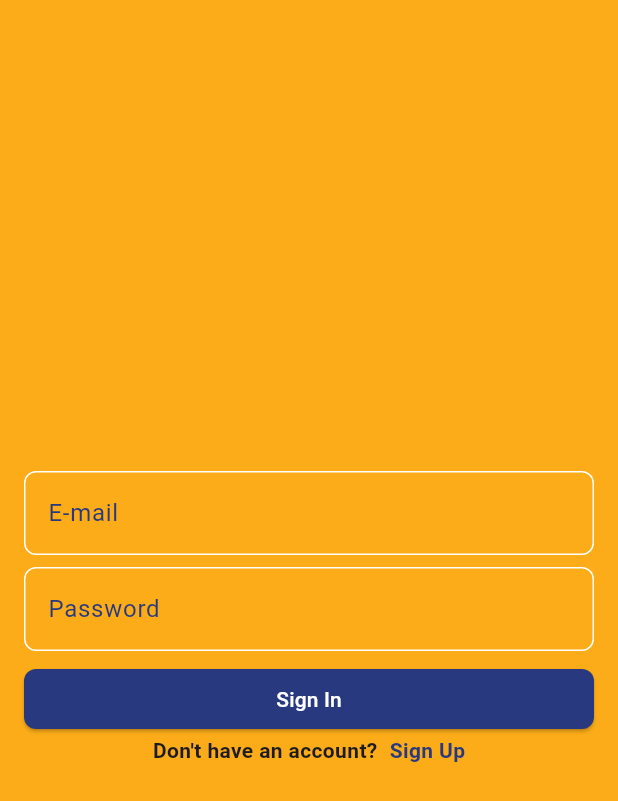
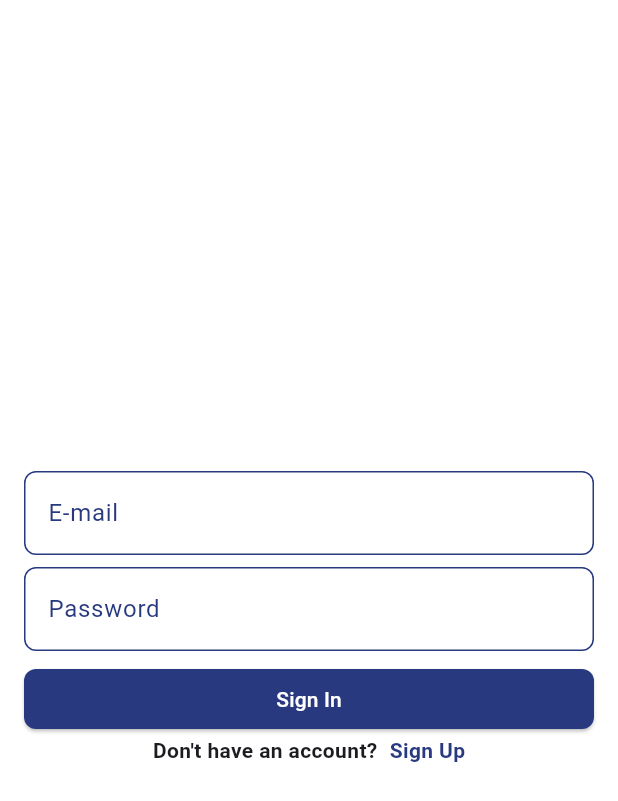
Before and after one commit to alimuratkalayci/airlogbook-app-flutter, a Flutter app: the screen it shows once a user with an empty profile is signed in, item 5 of the bottom bar chosen, after a tap on "Sign Out", on a phone screen of 412 x 824 dp. Shown: the top 801 px of the screen. Run offline on Flutter 3.47's test engine with Material 3 defaults, Android fonts, the light colour scheme and no system bars; our stand-ins replace carousel_slider, cloud_firestore, firebase_auth, firebase_core, firebase_storage, image_picker and 2 more; accounts and stored records are empty; generated files the repository leaves out were written again; network calls fail.

Commit message:
welcome screen added, some comments lines deleted and needed upgrades done.

```diff
--- a/lib/features/giveaway_page.dart
+++ b/lib/features/giveaway_page.dart
@@ -14,7 +14,6 @@ class GiveawayPage extends StatelessWidget {
       body: StreamBuilder<QuerySnapshot>(
         stream: FirebaseFirestore.instance
             .collection('giveaways')
-            .where('status', isEqualTo: 'active')
             .snapshots(),
         builder: (context, snapshot) {
           if (snapshot.connectionState == ConnectionState.waiting) {
--- a/lib/features/settings_page/settings_page.dart
+++ b/lib/features/settings_page/settings_page.dart
@@ -1,5 +1,5 @@
 import 'package:coin_go/features/settings_page/add_giveaway/add_giveaway_page.dart';
-import 'package:coin_go/features/sign_in_page.dart';
+import 'package:coin_go/features/sign_in_page/sign_in_page.dart';
 import 'package:coin_go/theme/theme.dart';
 import 'package:firebase_auth/firebase_auth.dart';
 import 'package:flutter/material.dart';
--- a/lib/features/sign_in_page.dart
+++ b/lib/features/sign_in_page/sign_in_page.dart
@@ -1,7 +1,7 @@
 import 'package:coin_go/features/sign_up_page.dart';
 import 'package:flutter/material.dart';
 import 'package:firebase_auth/firebase_auth.dart';
-import '../root_screen.dart';
+import '../../root_screen.dart';
 
 
 class SignInPage extends StatefulWidget {
@@ -47,7 +47,7 @@ class _SignInPageState extends State<SignInPage> {
   @override
   Widget build(BuildContext context) {
     return Scaffold(
-      backgroundColor: Color(0xfffbac18),
+      backgroundColor: Colors.white,
       body: Padding(
         padding: const EdgeInsets.all(16.0),
         child: Column(
@@ -59,15 +59,15 @@ class _SignInPageState extends State<SignInPage> {
                 labelText: 'E-mail',
                 labelStyle: TextStyle(color: Color(0xff28397f)),
                 border: OutlineInputBorder(
-                  borderSide: BorderSide(color: Colors.white),
+                  borderSide: BorderSide(color: Color(0xff28397f)),
                   borderRadius: BorderRadius.circular(8.0),
                 ),
                 enabledBorder: OutlineInputBorder(
-                  borderSide: BorderSide(color: Colors.white),
+                  borderSide: BorderSide(color: Color(0xff28397f)),
                   borderRadius: BorderRadius.circular(8.0),
                 ),
                 focusedBorder: OutlineInputBorder(
-                  borderSide: BorderSide(color: Colors.white),
+                  borderSide: BorderSide(color: Color(0xff28397f)),
                   borderRadius: BorderRadius.circular(8.0),
                 ),
               ),
@@ -96,15 +96,15 @@ class _SignInPageState extends State<SignInPage> {
                 labelText: 'Password',
                 labelStyle: TextStyle(color: Color(0xff28397f)),
                 border: OutlineInputBorder(
-                  borderSide: BorderSide(color: Colors.white),
+                  borderSide: BorderSide(color: Color(0xff28397f)),
                   borderRadius: BorderRadius.circular(8.0),
                 ),
                 enabledBorder: OutlineInputBorder(
-                  borderSide: BorderSide(color: Colors.white),
+                  borderSide: BorderSide(color: Color(0xff28397f)),
                   borderRadius: BorderRadius.circular(8.0),
                 ),
                 focusedBorder: OutlineInputBorder(
-                  borderSide: BorderSide(color: Colors.white),
+                  borderSide: BorderSide(color: Color(0xff28397f)),
                   borderRadius: BorderRadius.circular(8.0),
                 ),
               ),
--- /dev/null
+++ b/lib/features/welcome_page/welcome_screen.dart
@@ -0,0 +1,88 @@
+import 'package:flutter/material.dart';
+import 'package:lottie/lottie.dart';
+import '../sign_in_page/sign_in_page.dart';
+
+class WelcomeScreen extends StatelessWidget {
+  const WelcomeScreen({Key? key}) : super(key: key);
+
+  @override
+  Widget build(BuildContext context) {
+    final double screenHeight = MediaQuery.of(context).size.height;
+    final double screenWidth = MediaQuery.of(context).size.width;
+
+    return Scaffold(
+      backgroundColor: Colors.white,
+      body: SafeArea(
+        child: Column(
+          children: [
+            const Spacer(flex: 2),
+            Flexible(
+              flex: 4,
+              child: Lottie.network(
+                'https://lottie.host/20f33894-3c18-41e9-97b3-b7f67b2d192d/haVgTZj3TT.json', // Lottie animation URL
+                width: screenWidth * 1,
+                height: screenHeight * 1,
+                fit: BoxFit.cover,
+              ),
+            ),
+            const Spacer(flex: 3),
+            Padding(
+              padding: EdgeInsets.symmetric(horizontal: screenWidth * 0.1),
+              child: Text(
+                "Welcome to our log book app",
+                textAlign: TextAlign.center,
+                style: Theme.of(context).textTheme.headlineSmall!.copyWith(
+                  fontWeight: FontWeight.bold,
+                  color: Color(0xff28397f),
+                ),
+              ),
+            ),
+            const Spacer(),
+            Padding(
+              padding: EdgeInsets.symmetric(horizontal: screenWidth * 0.1),
+              child: Text(
+                "Record and report \nyour flights as you wish.",
+                textAlign: TextAlign.center,
+                style: TextStyle(
+                  color: Theme.of(context)
+                      .textTheme
+                      .bodyLarge!
+                      .color!
+                      .withOpacity(0.64),
+                ),
+              ),
+            ),
+            const Spacer(flex: 2),
+            FittedBox(
+              child: TextButton(
+                onPressed: () => Navigator.push(
+                  context,
+                  MaterialPageRoute(
+                    builder: (context) => SignInPage(),
+                  ),
+                ),
+                child: Row(
+                  children: [
+                    Text(
+                      "Skip",
+                      style: Theme.of(context).textTheme.bodyLarge!.copyWith(
+                        color: Color(0xff28397f),
+                      ),
+                    ),
+                    const SizedBox(width: 8),
+                    Icon(
+                      Icons.arrow_forward_ios,
+                      size: 16,
+                      color: Color(0xff28397f),
+                    )
+                  ],
+                ),
+              ),
+            ),
+            const Spacer(flex: 1),
+          ],
+        ),
+      ),
+    );
+  }
+}
--- a/lib/main.dart
+++ b/lib/main.dart
@@ -2,8 +2,9 @@ import 'package:coin_go/root_screen.dart';
 import 'package:firebase_auth/firebase_auth.dart';
 import 'package:flutter/material.dart';
 import 'package:firebase_core/firebase_core.dart';
-import 'features/sign_in_page.dart';
-import 'firebase_options.dart';
+import 'features/sign_in_page/sign_in_page.dart';
+import 'features/welcome_page/welcome_screen.dart';
+import 'general_components/firebase_options.dart';
 
 void main() async {
   WidgetsFlutterBinding.ensureInitialized();
@@ -25,7 +26,7 @@ class MyApp extends StatelessWidget {
               return RootScreen();
             }
             else {
-              return SignInPage();
+              return WelcomeScreen();
             }
           }
       ),
--- a/pubspec.yaml
+++ b/pubspec.yaml
@@ -45,6 +45,7 @@ dependencies:
   image_picker: ^1.1.2
   firebase_storage: ^12.1.1
   intl: ^0.19.0
+  lottie: ^2.2.0
 
 
 dev_dependencies:
@@ -70,8 +71,9 @@ flutter:
   uses-material-design: true
 
   # To add assets to your application, add an assets section, like this:
-  # assets:
-  #   - images/a_dot_burr.jpeg
+  assets:
+    - assets/images/
+    - assets/icons/
   #   - images/a_dot_ham.jpeg
 
   # An image asset can refer to one or more resolution-specific "variants", see
```
Also changed, not shown: lib/features/settings_page/add_giveaway/add_giveaway_page.dart (+7 -7 lines), lib/features/sign_up_page.dart (+22 -19 lines), lib/features/sign_in_page/components/sign_in_out_operations.dart (renamed from lib/general_components/sign_in_out_operations.dart), pubspec.lock.
